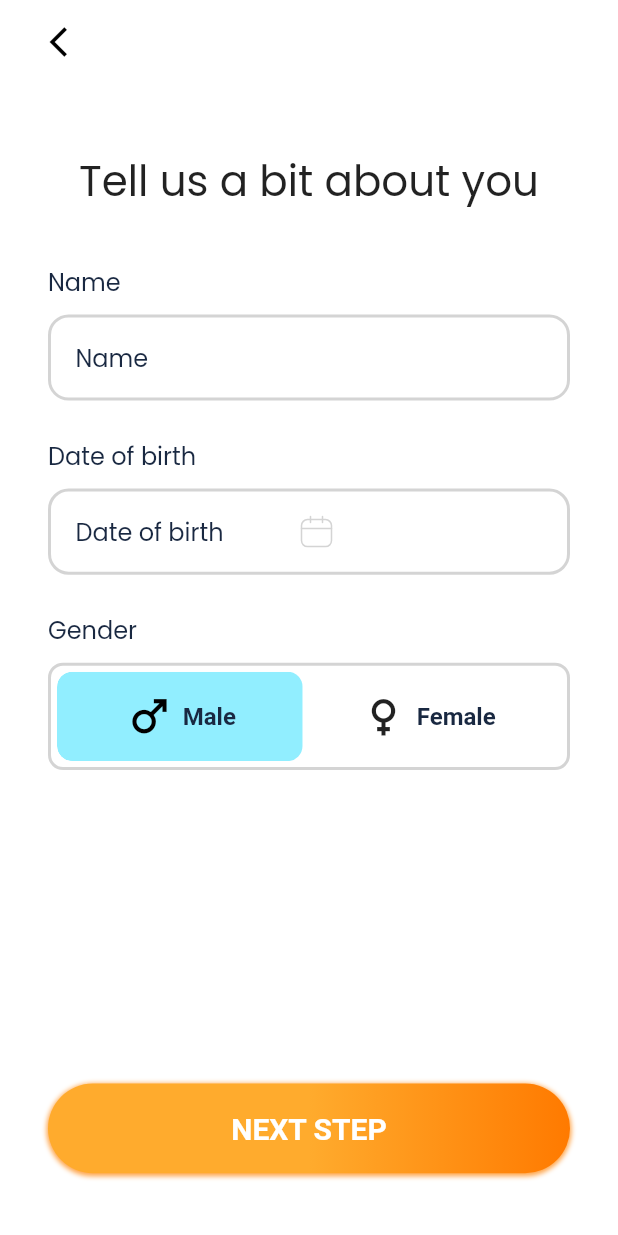
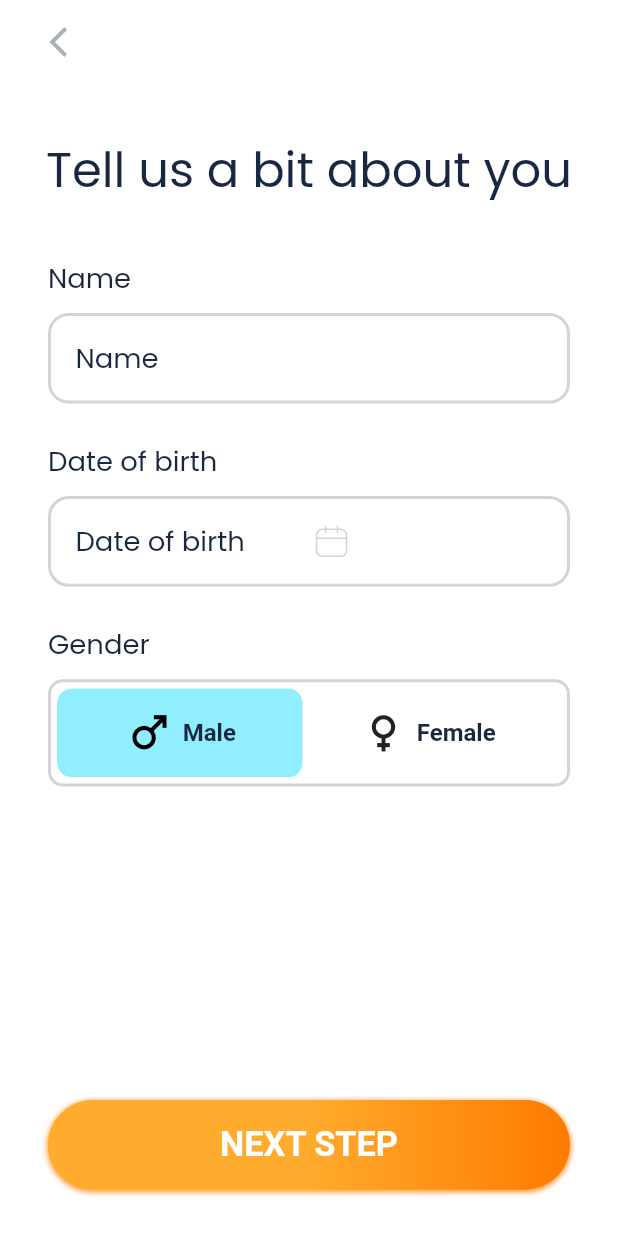
Before and after one commit to RitutoshAeologic/buddee_ui, a Flutter app: the SignUpAbout screen opened directly, on a phone screen of 412 x 824 dp. Run offline on Flutter 3.47's test engine with Material 2 defaults, Android fonts, the phone set to English and light mode, and no system bars; drawn by our look-alikes of toggle_switch; our stand-ins replace camera, flutter_screenutil, flutter_svg, get, image_picker; Roboto replaces fonts that are missing (PoppinsR); project files that could hold a hidden picture were left out.

```diff
--- a/lib/core/constants/colors.dart
+++ b/lib/core/constants/colors.dart
@@ -20,8 +20,8 @@ class AppColors {
   static const Color mainphototextColor = Color(0xff58FFC3);
   static const Color deletetextColor = Color(0xffFF5858);
   static const Color orwithtextColor = Color(0xff9B9B9B);
-
-
+  static const Color dohaveaccount = Color(0xff818181);
+  static const Color backarrow = Color(0xffAAB2B7);
 
 
 
--- a/lib/core/constants/font_constants.dart
+++ b/lib/core/constants/font_constants.dart
@@ -7,6 +7,7 @@ class AppStrings {
   static const String signInTitleText                  = 'SIGN IN';
   static const String signUpText                       = 'SIGN UP';
   static const String lcsignUpText                       = 'Sign up';
+  static const String lcsignInText                       = 'Sign in';
   static const String createYourAccountText            = 'Create your account';
   static const String createAccountText                = 'CREATE ACCOUNT';
   static const String emailAddressText                 = 'Email address';
@@ -14,12 +15,13 @@ class AppStrings {
   static const String passwordText                     = 'Password';
   static const String newpasswordText                     = 'New Password';
   static const String confirmpasswordText              = 'Confirm Password';
-  static const String enterPasswordText                = 'Enter Your Password';
+  static const String enterPasswordText                = 'Enter your password';
   static const String forgetPasswordText               = 'Forget your password?';
-  static const String orWithText                       = 'Or with';
+  static const String orWithText                       = '  Or with  ';
   static const String googleSignInText                 = 'Sign in with Google';
   static const String facebookSignInText               = 'Sign in with Facebook';
   static const String dontAccountText                  = 'Don\'t have account? Let\'s';
+  static const String doHaveAccountText                = 'Do you have an account? Let\'s';
   static const String signUpTitleText                  = 'Sign up';
   static const String tellUsText                       = 'Tell us a bit about you';
   static const String nameText                         = 'Name';
@@ -47,5 +49,5 @@ class AppStrings {
   static const String checkemailsubtitleText            = 'We have send a password recover\n instructions to your Email.';
   static const String skipconfirmText                   = 'SKIP, I\'LL CONFIRM LATER';
   static const String resetpassText                     = 'Reset \n password';
- // static const String mainphotoText                     = 'Main photo';
+  static const String editphotoText                     = 'You can set this photo as the main one';
 }
--- a/lib/core/constants/font_style.dart
+++ b/lib/core/constants/font_style.dart
@@ -2,158 +2,177 @@ import 'dart:ui';
 
 import 'package:buddee_ui/core/constants/font_constants.dart';
 import 'package:flutter/material.dart';
+import 'package:flutter_screenutil/flutter_screenutil.dart';
 
 import 'colors.dart';
 
 class AppTextStyle {
-  static TextStyle text1 =  const TextStyle(
-      fontWeight: FontWeight.w500,
-      fontSize: 20,
-      fontFamily: 'PoppinsR',
+  static TextStyle text1 =  TextStyle(
+      fontWeight: FontWeight.w400,
+      fontSize: 22.sp,
+      fontFamily: 'Poppins',
       color: AppColors.Onboardsubtitle,
     fontStyle: FontStyle.normal
   );
 
-  static TextStyle materialwidget = const TextStyle(
+  static TextStyle materialwidget =  TextStyle(
       fontWeight: FontWeight.w600,
       color: AppColors.white,
-      fontSize: 20,
+      fontSize: 20.sp,
       fontFamily: 'PoppinsR',
     fontStyle: FontStyle.normal
   );
   //
-  static TextStyle text2 = const TextStyle(
+  static TextStyle text2 =  TextStyle(
       fontWeight: FontWeight.w600,
       color: AppColors.signInColor,
-      fontSize: 20,
+      fontSize: 20.sp,
       fontFamily: 'PoppinsR');
 
-  static TextStyle helloAgaintext = const TextStyle(
-  fontSize: 40,
+  static TextStyle helloAgaintext = TextStyle(
+  fontSize: 40.sp,
   fontWeight: FontWeight.w500,
       fontFamily: 'PoppinsR',
       color: AppColors.textblueColor,
   );
 
- static TextStyle forgetyourpasswordtext = const  TextStyle(
+ static TextStyle forgetyourpasswordtext =   TextStyle(
   fontWeight: FontWeight.w400,
-  fontSize: 12,
+  fontSize: 12.sp,
   decoration: TextDecoration.underline,
    color: AppColors.greyTextColor,
    fontFamily: 'Poppins',
   );
 
-  static TextStyle signInAccount = const TextStyle(
-      fontSize: 14,
+  static TextStyle signInAccount =  TextStyle(
+      fontSize: 14.sp,
       fontWeight: FontWeight.w400,
       fontFamily: 'Poppins',
-    color: AppColors.lightgreyTextColor,
+    color: AppColors.greyTextColor,
 
   );
 
 
-  static TextStyle text3 = const TextStyle(
-      fontSize: 16,
+  static TextStyle text3 =  TextStyle(
+      fontSize: 16.sp,
       fontWeight: FontWeight.w400,
       fontFamily: 'Poppins',
     color: AppColors.textblueColor,
   );
-  static TextStyle lightbluetext = const TextStyle(
-    fontSize: 16,
+  static TextStyle lightbluetext =  TextStyle(
+    fontSize: 16.sp,
     fontWeight: FontWeight.w400,
     fontFamily: 'Poppins',
       color: AppColors.textblueColor
   );
 
-  static TextStyle lightgreytext = const TextStyle(
-      fontSize: 16,
+  static TextStyle lightgreytext = TextStyle(
+      fontSize: 16.sp,
       fontWeight: FontWeight.w400,
       fontFamily: 'Poppins',
       color: AppColors.lightgreyTextColor
   );
 
-  static TextStyle text4 = const TextStyle(
+  static TextStyle text4 =  TextStyle(
       fontWeight: FontWeight.w400,
-      fontSize: 12,
+      fontSize: 12.sp,
      // decoration: TextDecoration.underline,
-      fontFamily: 'Poppins'
+      fontFamily: 'Poppins',
+    color: AppColors.greyTextColor
+  );
+  static TextStyle dohaveaccount =  TextStyle(
+      fontWeight: FontWeight.w400,
+      fontSize: 12.sp,
+      // decoration: TextDecoration.underline,
+      fontFamily: 'Poppins',
+      color: AppColors.dohaveaccount
   );
 
-  static TextStyle text5 = const TextStyle(
+  static TextStyle text5 =  TextStyle(
       fontWeight: FontWeight.w500,
-      fontSize: 12,
+      fontSize: 12.sp,
       fontFamily: 'Poppins',
     color: AppColors.orwithtextColor
   );
 
-  static TextStyle text6 = const TextStyle(
-      fontSize: 16,
+  static TextStyle text6 =  TextStyle(
+      fontSize: 16.sp,
       fontWeight: FontWeight.w500,
-      fontFamily: 'Poppins'
+      fontFamily: 'PoppinsR',
+    color: AppColors.textblueColor
   );
 
-  static TextStyle text7 = const TextStyle(
-      fontSize: 12,
+  static TextStyle text7 = TextStyle(
+      fontSize: 12.sp,
       fontWeight: FontWeight.w500,
       fontFamily: 'Poppins',
     color: AppColors.signuptextColor,
     decoration: TextDecoration.underline
   );
-  static TextStyle maniPhototext = const TextStyle(
-      fontSize: 12,
+  static TextStyle maniPhototext = TextStyle(
+      fontSize: 12.sp,
       fontWeight: FontWeight.w500,
       fontFamily: 'Poppins',
       color: AppColors.mainphototextColor
   );
 
-  static TextStyle deletetext = const TextStyle(
-      fontSize: 12,
+  static TextStyle deletetext =  TextStyle(
+      fontSize: 12.sp,
       fontWeight: FontWeight.w500,
       fontFamily: 'Poppins',
       color: AppColors.deletetextColor
   );
 
-  static TextStyle text8 = const TextStyle(
-      fontSize: 28,
+  static TextStyle text8 =  TextStyle(
+      fontSize: 28.sp,
       fontWeight: FontWeight.w500,
-      fontFamily: 'Poppins'
+      fontFamily: 'Poppins',
+    color: AppColors.textblueColor,
   );
-  static TextStyle text10 = const TextStyle(
-      fontSize: 16,
+  static TextStyle text10 =  TextStyle(
+      fontSize: 16.sp,
       fontWeight: FontWeight.w600,
       fontFamily: 'PoppinsR',
     color: AppColors.textblueColor
   );
-  static TextStyle blueboldtext = const TextStyle(
-      fontSize: 28,
+  static TextStyle blueboldtext = TextStyle(
+      fontSize: 28.sp,
       fontWeight: FontWeight.w500,
       fontFamily: 'Poppins',
       color: AppColors.textblueColor
   );
 
-  static TextStyle genderText = const TextStyle(
-      fontSize: 16,
+  static TextStyle genderText =  TextStyle(
+      fontSize: 16.sp,
       fontWeight: FontWeight.w500,
       fontFamily: 'Poppins',
     color: AppColors.black
   );
-  static TextStyle text9 = const TextStyle(
-      fontSize: 16,
+  static TextStyle text9 =  TextStyle(
+      fontSize: 16.sp,
       fontWeight: FontWeight.w500,
       fontFamily: 'Poppins',
       color: AppColors.textblueColor
   );
-  static TextStyle plainmaterialtext = const TextStyle(
-      fontSize: 16,
+  static TextStyle plainmaterialtext =  TextStyle(
+      fontSize: 16.sp,
       fontWeight: FontWeight.w600,
       fontFamily: 'PoppinsR',
       color: AppColors.signInColor
   );
 
-  static TextStyle text11 = const  TextStyle(
+  static TextStyle text11 =   TextStyle(
       fontWeight: FontWeight.w400,
-      fontSize: 14,
+      fontSize: 14.sp,
       color: AppColors.greyTextColor,
     fontFamily: 'Poppins',
   );
+
+  static TextStyle text12 =  TextStyle(
+      fontWeight: FontWeight.w500,
+      fontSize: 12.sp,
+      // decoration: TextDecoration.underline,
+      fontFamily: 'Poppins',
+      color: AppColors.greyTextColor
+  );
 }
--- a/lib/core/constants/icon_constants.dart
+++ b/lib/core/constants/icon_constants.dart
@@ -23,6 +23,8 @@ class AppIcons {
 
   ///JPG_IMAGES
   static const String onBoardbgjpg              = 'assets/images/jpg/Background.jpg';
-  static const String buddeeLogoJpg        = 'assets/images/jpg/Buddee_logo_2 2.jpg';
+  static const String buddeeLogoJpg             = 'assets/images/jpg/Buddee_logo_2 2.jpg';
+  static const String googlepng                 = 'assets/images/jpg/google.png';
+  static const String fbpng           = 'assets/images/jpg/facebook 1.png';
 
 }
--- a/lib/core/ui/sign_up_about.dart
+++ b/lib/core/ui/sign_up_about.dart
@@ -47,7 +47,7 @@ class _SignUpAboutState extends State<SignUpAbout> {
           leading: Padding(
             padding:  EdgeInsets.only(left: 25.06,),
             child: IconButton(
-              onPressed: (){Get.back();},icon:Icon(Icons.arrow_back_ios,color: AppColors.black,) ,
+              onPressed: (){Get.back();},icon:Icon(Icons.arrow_back_ios,color: AppColors.backarrow,) ,
             )
           ),
           backgroundColor: AppColors.white,
@@ -67,22 +67,56 @@ class _SignUpAboutState extends State<SignUpAbout> {
     // BottomNavigationBarItem(icon: SvgPicture.asset(AppIcons.comment),label: ""),
     // BottomNavigationBarItem(icon: SvgPicture.asset(AppIcons.user),label: ""),
     // ],),
-      body:  Padding(
-        padding: EdgeInsets.symmetric(horizontal: 32,
-            vertical: 10),
-        child: SingleChildScrollView(
+      body:  SingleChildScrollView(
         child: Column(
           crossAxisAlignment: CrossAxisAlignment.start,
           children: [
             SizedBox(height: ScreenUtil().setHeight(28),),
-              Center(child: Text(AppStrings.tellUsText,style: AppTextStyle.text8)),
+            Padding(
+              padding: const EdgeInsets.symmetric(horizontal: 25.0),
+              child: Center(child: Text(AppStrings.tellUsText,style: AppTextStyle.text8,textAlign: TextAlign.center,)),
+            ),
             SizedBox(height: ScreenUtil().setHeight(29),),
-              Text(AppStrings.nameText,style: AppTextStyle.text3 ),
+            Padding(
+              padding: const EdgeInsets.symmetric(horizontal: 32.0),
+              child: Text(AppStrings.nameText,style: AppTextStyle.text3 ),
+            ),
             SizedBox(height: ScreenUtil().setHeight(8),),
-              GetTextField(hint: AppStrings.nameText, obscure: false,),
+            Padding(
+              padding: const EdgeInsets.symmetric(horizontal: 32.0),
+              child:  TextField(
+                decoration: InputDecoration(
+                  border: OutlineInputBorder(
+                    borderRadius: BorderRadius.circular(12.r),
+                    borderSide: BorderSide(color: AppColors.lightgreyTextColor, width: 2),
+                  ),
+                  enabledBorder: OutlineInputBorder(
+                    borderRadius: BorderRadius.circular(12.r),
+                    borderSide: BorderSide(color: AppColors.lightgreyTextColor, width: 2),
+                  ),
+                  focusedBorder: OutlineInputBorder(
+                    borderRadius: BorderRadius.circular(12.r),
+                    borderSide: BorderSide(color: AppColors.lightgreyTextColor, width: 1),
+                  ),
+                  filled: true,
+                  fillColor: AppColors.white,
+                  hintText: AppStrings.nameText,
+                  hintStyle: AppTextStyle.text3,
+
+                  contentPadding: EdgeInsets.symmetric(horizontal: 16.w,vertical: 14.h),
+                ),
+                obscureText: false,
+              ),
+            ),
             SizedBox(height: ScreenUtil().setHeight(21),),
-              Text(AppStrings.dobText,style:AppTextStyle.text3 ),
+            Padding(
+              padding: const EdgeInsets.symmetric(horizontal: 32.0),
+              child: Text(AppStrings.dobText,style:AppTextStyle.text3 ),
+            ),
             SizedBox(height: ScreenUtil().setHeight(8),),
+            Padding(
+              padding: const EdgeInsets.symmetric(horizontal: 32.0),
+              child:
               TextField(
                 controller: dateinput,
                 decoration: InputDecoration(
@@ -94,12 +128,16 @@ class _SignUpAboutState extends State<SignUpAbout> {
                     borderRadius: BorderRadius.circular(12.r),
                     borderSide: BorderSide(color: AppColors.lightgreyTextColor, width: 2),
                   ),
+                  focusedBorder:OutlineInputBorder(
+                    borderRadius: BorderRadius.circular(12.r),
+                    borderSide: BorderSide(color: AppColors.lightgreyTextColor, width: 1),
+                  ),
                   filled: true,
                   fillColor: AppColors.white,
                   hintText: AppStrings.dobText,
                   hintStyle: AppTextStyle.text3,
                   suffixIcon: Padding(
-                    padding: EdgeInsets.only(right: 145),
+                    padding: EdgeInsets.only(right: 135),
                     child: IconButton(
                       alignment: Alignment.center,
                       onPressed: () async {
@@ -135,10 +173,16 @@ class _SignUpAboutState extends State<SignUpAbout> {
                 ),
                 obscureText: false,
               ),
+            ),
             SizedBox(height: ScreenUtil().setHeight(21),),
-              Text(AppStrings.genderText, style: AppTextStyle.text3, ),
+            Padding(
+              padding: const EdgeInsets.symmetric(horizontal: 32.0),
+              child: Text(AppStrings.genderText, style: AppTextStyle.text3, ),
+            ),
             SizedBox(height: ScreenUtil().setHeight(8),),
-              Container(
+            Padding(
+              padding: const EdgeInsets.symmetric(horizontal: 32.0),
+              child: Container(
                 height: ScreenUtil().setHeight(60),
                 padding: EdgeInsets.all(4),
                 decoration: BoxDecoration(
@@ -234,13 +278,16 @@ class _SignUpAboutState extends State<SignUpAbout> {
                 //   ],
                 // ),
               ),
+            ),
             /// Check Height issue,over
             SizedBox(height: ScreenUtil().setHeight(175)),
-              MaterialButtonBox(title: AppStrings.nextText, onTap: (){
+            Padding(
+              padding: const EdgeInsets.symmetric(horizontal: 32.0),
+              child: MaterialButtonBox(title: AppStrings.nextText, onTap: (){
                 Get.to(AddHobbies());
               }),
+            ),
           ],
-          ),
         ),
       ),
       backgroundColor: AppColors.white,
```
Also changed, not shown: lib/core/ui/edit_add_photo.dart (+6 -2 lines), lib/core/ui/sign_in_screen.dart (+13 -13 lines), lib/core/ui/sign_up_screen.dart (+10 -10 lines), lib/core/widget/get_text_field.dart (+8 -4 lines), lib/core/widget/gray_get_text_field.dart (+10 -6 lines), lib/core/widget/text_button.dart (+3 -4 lines), assets/images/jpg/facebook 1.png (added), assets/images/jpg/google.png (added). Lines whose indentation alone changed are shown as unchanged.
